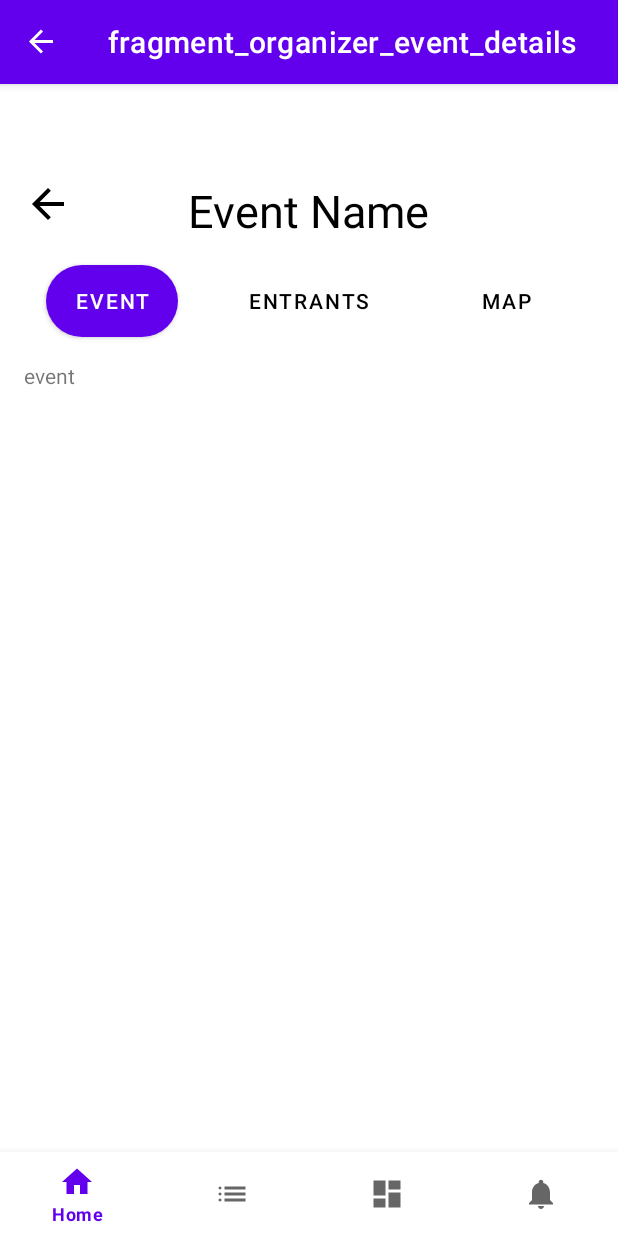
After one commit to CMPUT301F25dangle/dangle-lotto, an Android app: the OrganizerEventDetailsFragment screen opened through its navigation route, on a phone screen of 412 x 824 dp. The commit adds this screen. Run offline under Robolectric (Android 15) with nearby library versions, the phone set to English and light mode, and no system bars; our stand-ins replace navigation-ui.

Commit message:
created organizer event details fragment and all the buttons

```diff
--- /dev/null
+++ b/app/src/main/java/com/example/dangle_lotto/ui/dashboard/OrganizerEventDetailsEventFragment.java
@@ -0,0 +1,29 @@
+package com.example.dangle_lotto.ui.dashboard;
+
+import android.os.Bundle;
+
+import androidx.fragment.app.Fragment;
+
+import android.view.LayoutInflater;
+import android.view.View;
+import android.view.ViewGroup;
+
+import com.example.dangle_lotto.R;
+import com.example.dangle_lotto.databinding.FragmentOrganizerEventDetailsEventBinding;
+
+/**
+ * This fragment opens inside of the OrganizerEventDetails fragment to display the details of the event
+ */
+public class OrganizerEventDetailsEventFragment extends Fragment {
+    private FragmentOrganizerEventDetailsEventBinding binding;
+
+    @Override
+    public View onCreateView(LayoutInflater inflater, ViewGroup container,
+                             Bundle savedInstanceState) {
+        binding = FragmentOrganizerEventDetailsEventBinding.inflate(inflater, container, false);
+        View root = binding.getRoot();
+
+
+        return root;
+    }
+}
--- /dev/null
+++ b/app/src/main/java/com/example/dangle_lotto/ui/dashboard/OrganizerEventDetailsFragment.java
@@ -0,0 +1,98 @@
+package com.example.dangle_lotto.ui.dashboard;
+
+import android.os.Bundle;
+
+import androidx.annotation.NonNull;
+import androidx.fragment.app.Fragment;
+
+import android.view.LayoutInflater;
+import android.view.View;
+import android.view.ViewGroup;
+import android.widget.Button;
+
+import com.example.dangle_lotto.R;
+import com.example.dangle_lotto.databinding.FragmentOrganizerEventDetailsBinding;
+
+/**
+ * This fragment creates the organizer view of their event
+ *
+ * @author Aditya Soni
+ * @version 1.0
+ * @since 2025-11-04
+ */
+public class OrganizerEventDetailsFragment extends Fragment {
+    private FragmentOrganizerEventDetailsBinding binding;
+    private Button eventButton;
+    private Button entrantsButton;
+    private Button mapButton;
+    private Button[] buttons;
+
+    @Override
+    public View onCreateView(@NonNull LayoutInflater inflater, ViewGroup container,
+                             Bundle savedInstanceState) {
+        binding = FragmentOrganizerEventDetailsBinding.inflate(inflater, container, false);
+        View root = binding.getRoot();
+
+        // initialize buttons
+        eventButton = binding.organizerEventDetailsEventButton;
+        entrantsButton = binding.organizerEventDetailsEntrantsButton;
+        mapButton = binding.organizerEventDetailsMapButton;
+        buttons = new Button[]{eventButton, entrantsButton, mapButton};
+
+        // set listeners
+        setupButtonListeners();
+
+        // default selection & fragment
+        eventButton.setSelected(true);
+        getChildFragmentManager().beginTransaction()
+                .replace(R.id.organizer_event_view_display, new OrganizerEventDetailsEventFragment())
+                .commit();
+
+        return root;
+    }
+
+    /**
+     * Sets up the listeners for the buttons
+     */
+    private void setupButtonListeners() {
+        for (Button button : buttons) {
+            button.setOnClickListener(new View.OnClickListener() {
+                @Override
+                public void onClick(View v) {
+                    onTabButtonClicked((Button) v);
+                }
+            });
+        }
+    }
+
+    /**
+     * Called when a button is clicked
+     * </p>
+     * Deselects other buttons and keeps the clicked button selected
+     * @param clickedButton Button that as clicked
+     */
+    private void onTabButtonClicked(Button clickedButton) {
+        // deselect all buttons
+        for (Button b : buttons) {
+            b.setSelected(false);
+        }
+        // select clicked button
+        clickedButton.setSelected(true);
+
+        Fragment fragment = null;
+
+        if (clickedButton == eventButton) {
+            fragment = new OrganizerEventDetailsEventFragment();
+        } else if (clickedButton == entrantsButton) {
+            fragment = new OrganizerEventDetailsEntrantsFragment();
+        } else if (clickedButton == mapButton) {
+            fragment = new OrganizerEventDetailsMapFragment();
+        }
+
+        if (fragment != null) {
+            getChildFragmentManager().beginTransaction()
+                    .replace(R.id.organizer_event_view_display, fragment)
+                    .commit();
+        }
+    }
+}
--- a/app/src/main/java/com/example/dangle_lotto/ui/yourevents/YourEventsFragment.java
+++ b/app/src/main/java/com/example/dangle_lotto/ui/yourevents/YourEventsFragment.java
@@ -8,8 +8,8 @@ import android.view.LayoutInflater;
 import android.view.View;
 import android.view.ViewGroup;
 
-import com.example.dangle_lotto.R;
 import com.example.dangle_lotto.databinding.FragmentYourEventsBinding;
+import com.example.dangle_lotto.ui.dashboard.OrganizerEventDetailsEventFragment;
 
 /**
  *
@@ -23,7 +23,6 @@ public class YourEventsFragment extends Fragment {
         binding = FragmentYourEventsBinding.inflate(inflater, container, false);
         View root = binding.getRoot();
 
-
         return root;
     }
 }
--- /dev/null
+++ b/app/src/main/res/drawable/outline_arrow_back_24.xml
@@ -0,0 +1,5 @@
+<vector xmlns:android="http://schemas.android.com/apk/res/android" android:autoMirrored="true" android:height="32dp" android:tint="#000000" android:viewportHeight="960" android:viewportWidth="960" android:width="32dp">
+
+    <path android:fillColor="@android:color/white" android:pathData="M313,520L537,744L480,800L160,480L480,160L537,216L313,440L800,440L800,520L313,520Z"/>
+
+</vector>
--- /dev/null
+++ b/app/src/main/res/drawable/rounded_buttons_organizer_event_details.xml
@@ -0,0 +1,15 @@
+<selector xmlns:android="http://schemas.android.com/apk/res/android">
+    <item android:state_selected="true">
+        <shape android:shape="rectangle">
+            <solid android:color="@color/dark_blue" />
+            <corners android:radius="36dp" />
+        </shape>
+    </item>
+
+    <item>
+        <shape android:shape="rectangle">
+            <solid android:color="@android:color/transparent" />
+            <corners android:radius="36dp" />
+        </shape>
+    </item>
+</selector>
--- /dev/null
+++ b/app/src/main/res/drawable/text_color_organizer_event_details.xml
@@ -0,0 +1,5 @@
+<?xml version="1.0" encoding="utf-8"?>
+<selector xmlns:android="http://schemas.android.com/apk/res/android">
+    <item android:color="@color/white" android:state_selected="true" />
+    <item android:color="@color/black" />
+</selector>
--- /dev/null
+++ b/app/src/main/res/layout/fragment_organizer_event_details.xml
@@ -0,0 +1,87 @@
+<?xml version="1.0" encoding="utf-8"?>
+<androidx.constraintlayout.widget.ConstraintLayout xmlns:android="http://schemas.android.com/apk/res/android"
+    xmlns:app="http://schemas.android.com/apk/res-auto"
+    xmlns:tools="http://schemas.android.com/tools"
+    android:layout_width="match_parent"
+    android:layout_height="match_parent"
+    tools:context=".ui.dashboard.OrganizerEventDetailsFragment">
+
+
+    <ImageButton
+        android:id="@+id/organizer_event_details_back_button"
+        android:layout_width="wrap_content"
+        android:layout_height="wrap_content"
+        android:layout_marginStart="16dp"
+        android:layout_marginTop="8dp"
+        android:background="@android:color/transparent"
+        android:src="@drawable/outline_arrow_back_24"
+        app:layout_constraintStart_toStartOf="parent"
+        app:layout_constraintTop_toTopOf="parent" />
+
+    <TextView
+        android:id="@+id/organizer_event_details_title"
+        android:layout_width="wrap_content"
+        android:layout_height="wrap_content"
+        android:layout_marginTop="8dp"
+        android:text="Event Name"
+        android:textSize="30sp"
+        android:textColor="@color/black"
+        app:layout_constraintEnd_toEndOf="parent"
+        app:layout_constraintStart_toStartOf="parent"
+        app:layout_constraintTop_toTopOf="parent" />
+
+    <ImageButton
+        android:id="@+id/organizer_event_details_edit_button"
+        android:layout_width="wrap_content"
+        android:layout_height="wrap_content"
+        android:background="@android:color/transparent"
+        app:layout_constraintTop_toTopOf="parent"
+        app:layout_constraintEnd_toEndOf="parent" />
+
+    <Button
+        android:id="@+id/organizer_event_details_event_button"
+        android:layout_width="wrap_content"
+        android:layout_height="wrap_content"
+        android:layout_marginTop="16dp"
+        android:text="Event"
+        android:textColor="@drawable/text_color_organizer_event_details"
+        android:background="@drawable/rounded_buttons_organizer_event_details"
+        app:layout_constraintEnd_toStartOf="@id/organizer_event_details_entrants_button"
+        app:layout_constraintStart_toStartOf="parent"
+        app:layout_constraintTop_toBottomOf="@+id/organizer_event_details_title" />
+
+    <Button
+        android:id="@+id/organizer_event_details_entrants_button"
+        android:layout_width="wrap_content"
+        android:layout_height="wrap_content"
+        android:layout_marginTop="16dp"
+        android:text="Entrants"
+        android:textColor="@drawable/text_color_organizer_event_details"
+        android:background="@drawable/rounded_buttons_organizer_event_details"
+        app:layout_constraintEnd_toStartOf="@id/organizer_event_details_map_button"
+        app:layout_constraintStart_toEndOf="@id/organizer_event_details_event_button"
+        app:layout_constraintTop_toBottomOf="@+id/organizer_event_details_title" />
+
+    <Button
+        android:id="@+id/organizer_event_details_map_button"
+        android:layout_width="wrap_content"
+        android:layout_height="wrap_content"
+        android:layout_marginTop="16dp"
+        android:text="Map"
+        android:textColor="@drawable/text_color_organizer_event_details"
+        android:background="@drawable/rounded_buttons_organizer_event_details"
+        app:layout_constraintEnd_toEndOf="parent"
+        app:layout_constraintStart_toEndOf="@id/organizer_event_details_entrants_button"
+        app:layout_constraintTop_toBottomOf="@+id/organizer_event_details_title" />
+
+    <FrameLayout
+        android:id="@+id/organizer_event_view_display"
+        android:layout_width="match_parent"
+        android:layout_height="0dp"
+        android:layout_margin="16dp"
+        app:layout_constraintBottom_toBottomOf="parent"
+        app:layout_constraintEnd_toEndOf="parent"
+        app:layout_constraintStart_toStartOf="parent"
+        app:layout_constraintTop_toBottomOf="@+id/organizer_event_details_entrants_button" />
+
+</androidx.constraintlayout.widget.ConstraintLayout>
--- /dev/null
+++ b/app/src/main/res/layout/fragment_organizer_event_details_event.xml
@@ -0,0 +1,14 @@
+<?xml version="1.0" encoding="utf-8"?>
+<FrameLayout xmlns:android="http://schemas.android.com/apk/res/android"
+    xmlns:tools="http://schemas.android.com/tools"
+    android:layout_width="match_parent"
+    android:layout_height="match_parent"
+    tools:context=".ui.dashboard.OrganizerEventDetailsEventFragment">
+
+    <!-- TODO: Update blank fragment layout -->
+    <TextView
+        android:layout_width="match_parent"
+        android:layout_height="match_parent"
+        android:text="event" />
+
+</FrameLayout>
--- a/app/src/main/res/navigation/mobile_navigation.xml
+++ b/app/src/main/res/navigation/mobile_navigation.xml
@@ -15,7 +15,11 @@
         android:id="@+id/navigation_dashboard"
         android:name="com.example.dangle_lotto.ui.dashboard.DashboardFragment"
         android:label="@string/title_dashboard"
-        tools:layout="@layout/fragment_dashboard" />
+        tools:layout="@layout/fragment_dashboard" >
+        <action
+            android:id="@+id/action_navigation_dashboard_to_organizerEventDetailsFragment"
+            app:destination="@id/organizerEventDetailsFragment" />
+    </fragment>
 
     <fragment
         android:id="@+id/navigation_notifications"
@@ -28,4 +32,9 @@
         android:name="com.example.dangle_lotto.ui.yourevents.YourEventsFragment"
         android:label="@string/title_your_events"
         tools:layout="@layout/fragment_your_events" />
+    <fragment
+        android:id="@+id/organizerEventDetailsFragment"
+        android:name="com.example.dangle_lotto.ui.dashboard.OrganizerEventDetailsFragment"
+        android:label="fragment_organizer_event_details"
+        tools:layout="@layout/fragment_organizer_event_details" />
 </navigation>
```
Also changed, not shown: app/src/main/java/com/example/dangle_lotto/ui/dashboard/DashboardFragment.java (+9 -0 lines), app/src/main/java/com/example/dangle_lotto/ui/dashboard/OrganizerEventDetailsEntrantsFragment.java (added, +29 -0 lines), app/src/main/java/com/example/dangle_lotto/ui/dashboard/OrganizerEventDetailsMapFragment.java (added, +28 -0 lines), app/src/main/res/layout/fragment_dashboard.xml (+10 -0 lines), app/src/main/res/layout/fragment_organizer_event_details_entrants.xml (added, +14 -0 lines), app/src/main/res/layout/fragment_organizer_event_details_map.xml (added, +14 -0 lines).
